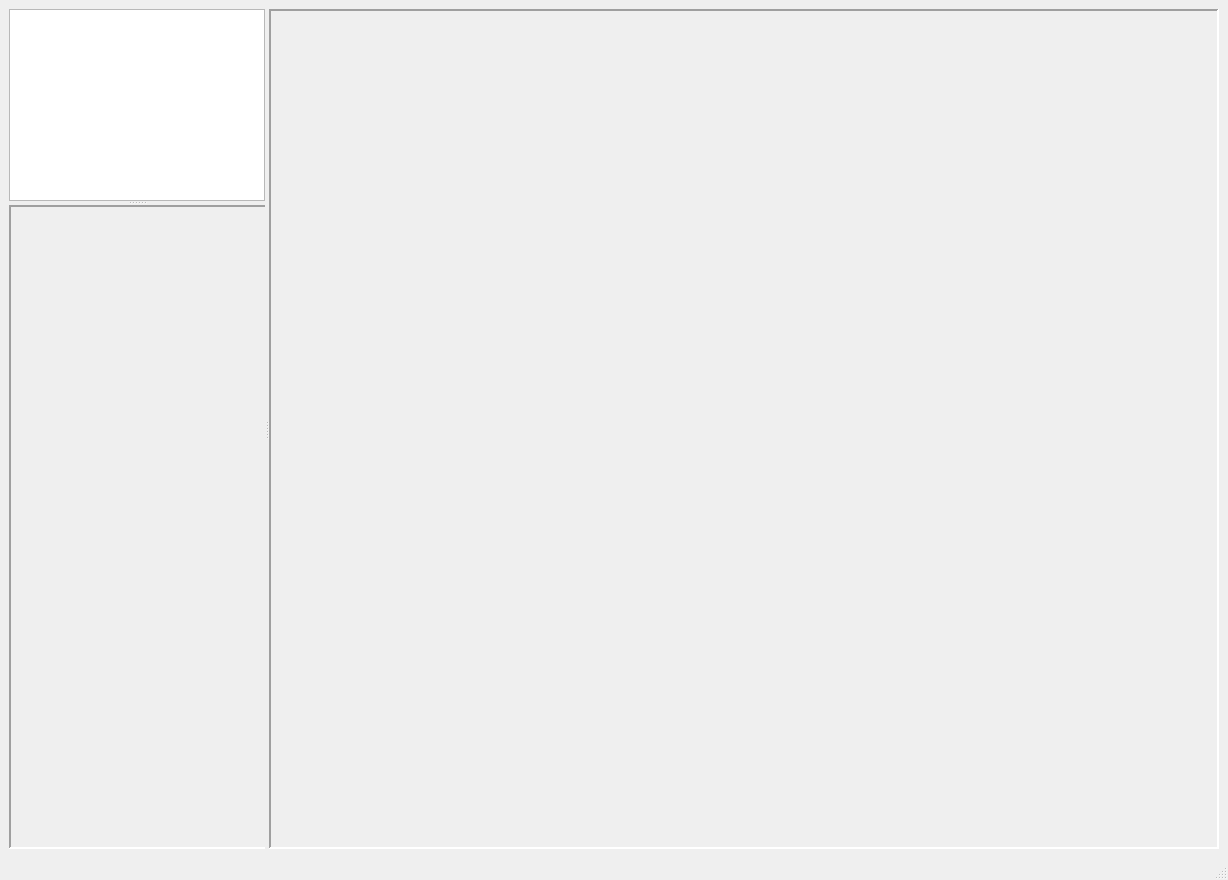
Before: the Qt Designer form ilastik-shell/ilastikshell/ui/ilastikShell.ui in ilastik/ilastik, drawn with Qt 5.
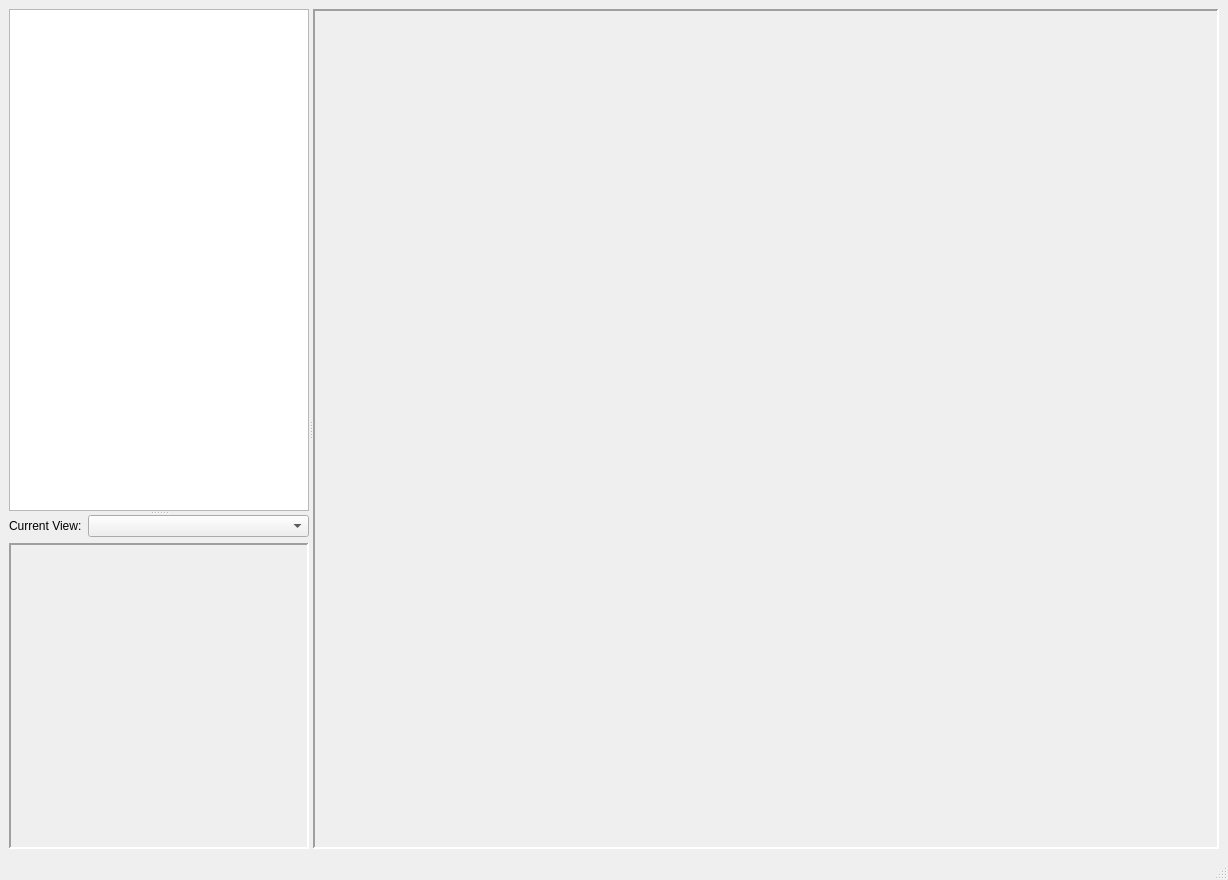
After: the same form once the commit is applied.

Commit message: Workflow tells the shell which slot to use as the image name list, which the shell uses to populate the combo box.

```diff
--- a/ilastik-shell/ilastikshell/ui/ilastikShell.ui
+++ b/ilastik-shell/ilastikshell/ui/ilastikShell.ui
@@ -31,6 +31,12 @@
         <enum>Qt::Vertical</enum>
        </property>
        <widget class="QTreeWidget" name="appletBar">
+        <property name="sizePolicy">
+         <sizepolicy hsizetype="Expanding" vsizetype="Maximum">
+          <horstretch>0</horstretch>
+          <verstretch>0</verstretch>
+         </sizepolicy>
+        </property>
         <property name="midLineWidth">
          <number>2</number>
         </property>
@@ -49,6 +55,30 @@
          </property>
         </column>
        </widget>
+       <widget class="QWidget" name="verticalLayoutWidget" native="true">
+        <layout class="QVBoxLayout" name="verticalLayout">
+         <item>
+          <layout class="QHBoxLayout" name="horizontalLayout_2">
+           <item>
+            <widget class="QLabel" name="currentViewLabel">
+             <property name="text">
+              <string>Current View:</string>
+             </property>
+            </widget>
+           </item>
+           <item>
+            <widget class="QComboBox" name="imageSelectionCombo">
+             <property name="sizePolicy">
+              <sizepolicy hsizetype="Expanding" vsizetype="Fixed">
+               <horstretch>0</horstretch>
+               <verstretch>0</verstretch>
+              </sizepolicy>
+             </property>
+            </widget>
+           </item>
+          </layout>
+         </item>
+         <item>
        <widget class="QStackedWidget" name="viewerControlStack">
         <property name="sizePolicy">
          <sizepolicy hsizetype="Minimum" vsizetype="Preferred">
@@ -78,10 +108,13 @@
          <number>2</number>
         </property>
        </widget>
+         </item>
+        </layout>
+       </widget>
       </widget>
       <widget class="QStackedWidget" name="appletStack">
        <property name="sizePolicy">
-        <sizepolicy hsizetype="Preferred" vsizetype="MinimumExpanding">
+        <sizepolicy hsizetype="Preferred" vsizetype="Preferred">
          <horstretch>2</horstretch>
          <verstretch>2</verstretch>
         </sizepolicy>
```
Lines whose indentation alone changed are shown as unchanged. The commit also changes 3 other files.
